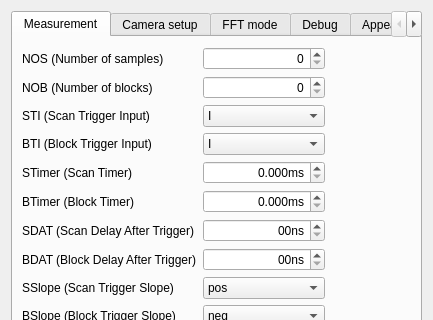
This is escam/dialogsettings.ui in Entwicklungsburo-Stresing/EBST_CAM as Qt 5 draws it before an edit; both pictures show x 0 to 433 and y 0 to 320 of the 433 by 522 pixel window. The edited form follows.
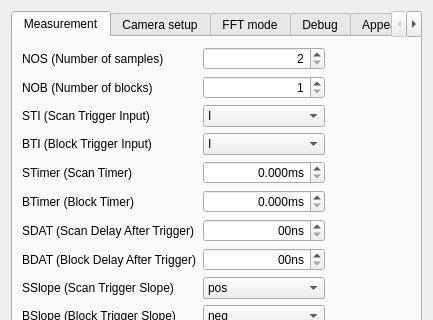
This is the edited form.

Commit message: Set minimum of nos to 2

Diff of the .ui file:
```diff
--- a/escam/dialogsettings.ui
+++ b/escam/dialogsettings.ui
@@ -76,6 +76,9 @@
            <property name="decimals">
             <number>0</number>
            </property>
+           <property name="minimum">
+            <double>2.000000000000000</double>
+           </property>
            <property name="maximum">
             <double>4294967295.000000000000000</double>
            </property>
@@ -353,6 +356,9 @@
            <property name="decimals">
             <number>0</number>
            </property>
+           <property name="minimum">
+            <double>1.000000000000000</double>
+           </property>
            <property name="maximum">
             <double>4294967295.000000000000000</double>
            </property>
```
The commit also changes 1 other file.
